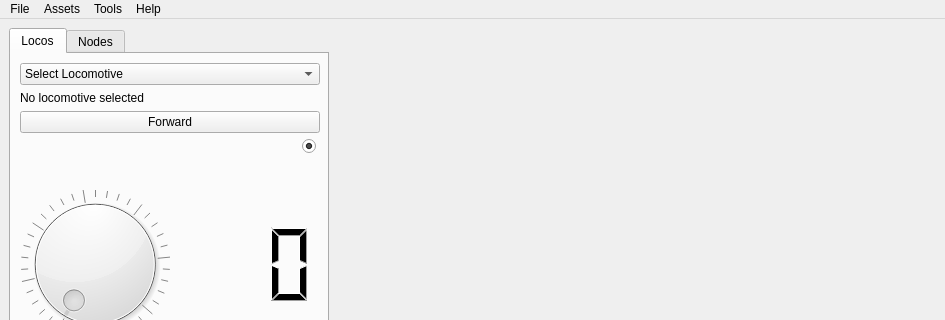
First picture: the form in mainwindow.ui, repository penguintutor/pyvlcb, before the edit; both pictures show x 0 to 945 and y 0 to 320 of the 945 by 800 pixel window.
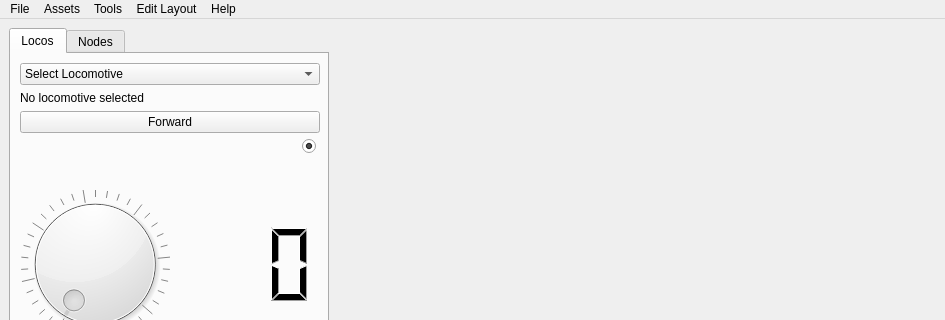
Second picture: the form after the edit. Custom widgets are drawn as their Qt base class.

Patch:
```diff
--- a/mainwindow.ui
+++ b/mainwindow.ui
@@ -565,7 +565,7 @@
      <x>0</x>
      <y>0</y>
      <width>945</width>
-     <height>22</height>
+     <height>24</height>
     </rect>
    </property>
    <widget class="QMenu" name="menuFile">
@@ -594,9 +594,17 @@
     </property>
     <addaction name="actionAbout"/>
    </widget>
+   <widget class="QMenu" name="menuEditLayout">
+    <property name="title">
+     <string>Edit Layout</string>
+    </property>
+    <addaction name="actionAddLabel"/>
+    <addaction name="actionAddButton"/>
+   </widget>
    <addaction name="menuFile"/>
    <addaction name="menuAssets"/>
    <addaction name="menuTools"/>
+   <addaction name="menuEditLayout"/>
    <addaction name="menuHelp"/>
   </widget>
   <widget class="QStatusBar" name="statusbar"/>
```
Left out of the diff: 10 changed lines with no effect on the pictures.
